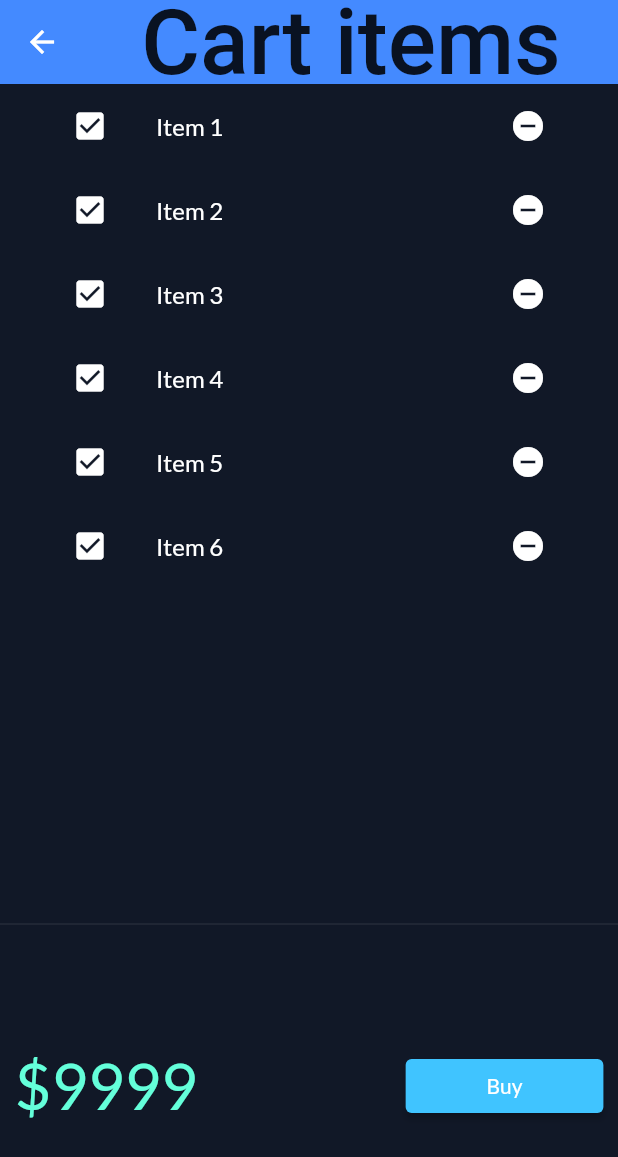
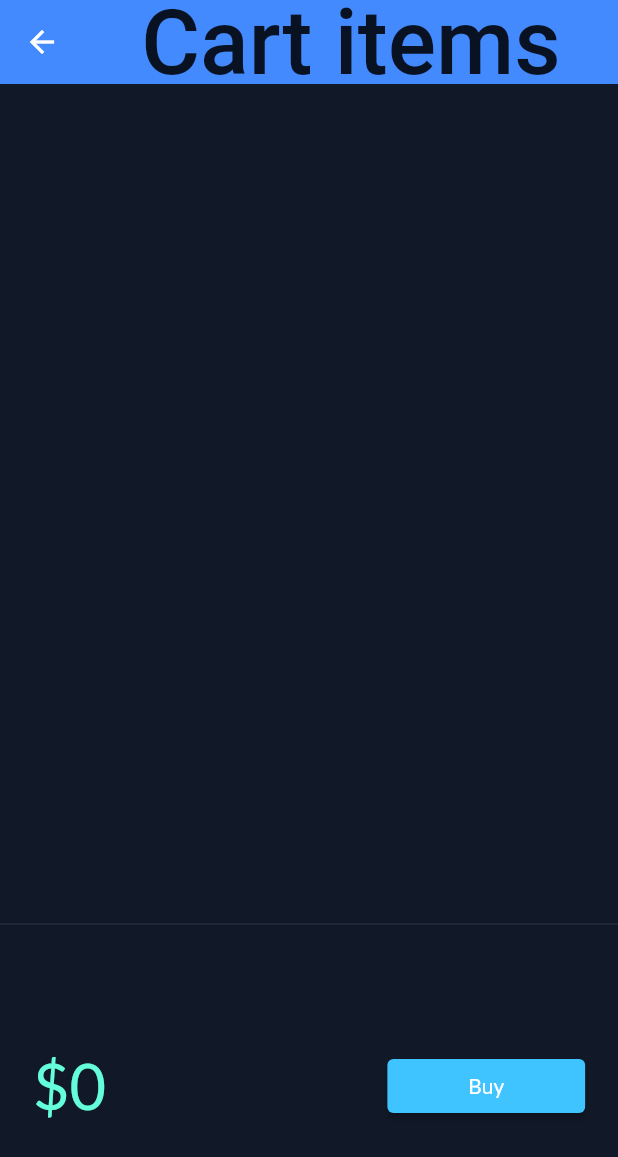
Before and after one commit to Vg119/projone, a Flutter app: the Cartpage screen opened by its route, on a phone screen of 412 x 824 dp. Shown: the top 1157 px of the screen. Run offline on Flutter 3.47's test engine with Material 2 defaults, Android fonts, the phone set to English and light mode, and no system bars; our stand-ins replace google_fonts, velocity_x; network calls fail.

Commit message:
day 21 completed

```diff
--- a/lib/Cartmodel.dart
+++ b/lib/Cartmodel.dart
@@ -2,6 +2,15 @@
 import 'package:projone/Catalog.dart';
 
 class CartModel{  // cartmodel
+
+  static final CartModel _singleton = CartModel._internal();    //making cartmodel a singleton class
+
+  factory CartModel() {
+    return _singleton;
+  }
+
+  CartModel._internal();
+
   late Catalog _catalog ;   //late is a keyword by which u promise dart that u will initialise this _catalog later , this happens due to null safety.
 
   final List<int> _itemids = []; // collection of ids in cart
--- a/lib/Catalog.dart
+++ b/lib/Catalog.dart
@@ -35,6 +35,13 @@ class Myitems {    //each product to be displayed will be an obj of this class
 }
 
 class Catalog{
+  static final Catalog _singleton = Catalog._internal();    //making cartmodel a singleton class
+
+  factory Catalog() {
+    return _singleton;
+  }
+
+  Catalog._internal();
   static List<Myitems> item = [] ;  //list of items
 
   Myitems getbyId(int id)    //returns element by id
--- a/lib/widgets/homepage2classes/Cartpage.dart
+++ b/lib/widgets/homepage2classes/Cartpage.dart
@@ -1,7 +1,9 @@
 import 'package:flutter/cupertino.dart';
 import 'package:flutter/material.dart';
+import 'package:projone/Cartmodel.dart';
 import 'package:projone/widgets/themes.dart';
 import 'package:velocity_x/velocity_x.dart';
+import 'package:projone/Catalog.dart';
 
 class Cartpage extends StatelessWidget {
   const Cartpage({Key? key}) : super(key: key);
@@ -27,7 +29,7 @@ class Cartpage extends StatelessWidget {
 }
 
 class _Carttotal extends StatelessWidget {    //a customised widget that displays price and buy button
-  const _Carttotal({Key? key}) : super(key: key);
+  final _cart = new CartModel();   //obj of cartmodel
 
   @override
   Widget build(BuildContext context) {
@@ -36,7 +38,7 @@ class _Carttotal extends StatelessWidget {    //a customised widget that display
       child: Row(
         mainAxisAlignment: MainAxisAlignment.spaceAround,
         children: [
-          "\$9999".text.xl5.color(context.theme.accentColor).make(),
+          "\$${_cart.totalPrice()}".text.xl5.color(context.theme.accentColor).make(),    //displays total price
           100.widthBox,
           ElevatedButton(
               onPressed: () {
@@ -61,14 +63,15 @@ class Cartlist extends StatefulWidget {
 }
 
 class _CartlistState extends State<Cartlist> {
+  final _cart = new CartModel();
   @override
   Widget build(BuildContext context) {
     return ListView.builder(
-        itemCount: 6,
+        itemCount: _cart.cartitems.length,
         itemBuilder: (context,index)=> ListTile(
           leading: Icon(Icons.check_box),
-          title : 'Item ${index+1}'.text.make(),
           trailing: Icon(Icons.remove_circle),
+          title: Text(_cart.cartitems[index].name),//to display each item of cart model
         )
     );
   }
```
Also changed, not shown: lib/widgets/homepage2classes/Catalogitem.dart (+44 -11 lines).
